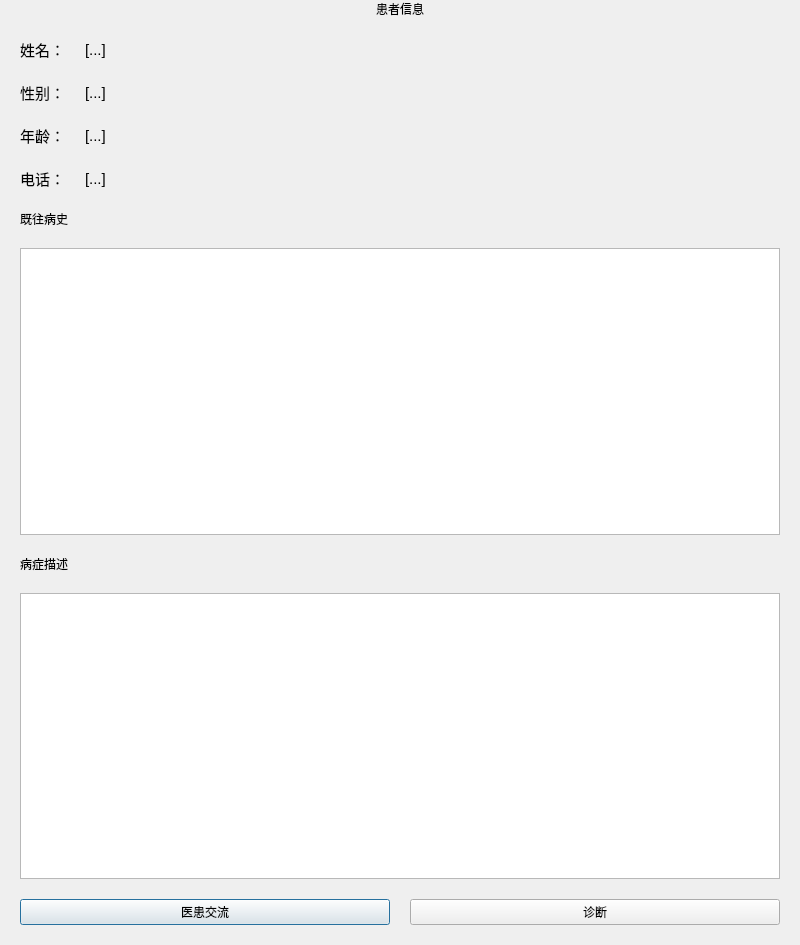
Above: client/doctor/patientinfo.ui from laonuo2004/cpp-qt-medical-system before the change. Below: the same form after it.
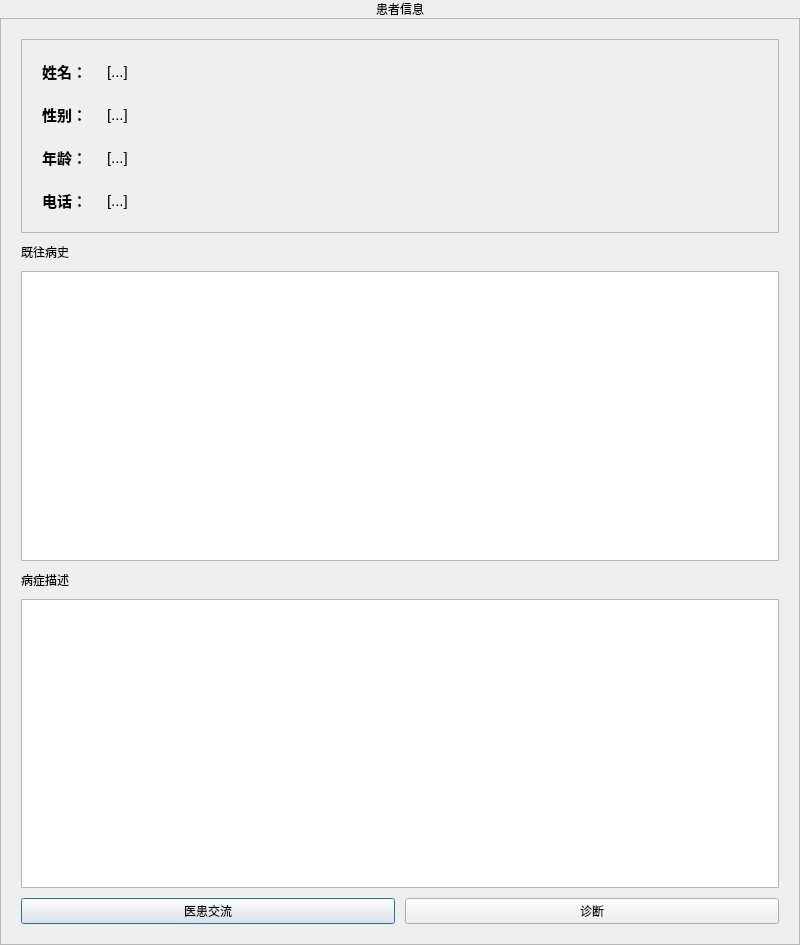
That is the form after the change. Icons and pictures are not drawn.

```diff
--- a/client/doctor/patientinfo.ui
+++ b/client/doctor/patientinfo.ui
@@ -13,24 +13,24 @@
   <property name="windowTitle">
    <string>病患详细信息</string>
   </property>
-  <layout class="QVBoxLayout" name="verticalLayout">
+  <layout class="QVBoxLayout" name="verticalLayout_2">
    <property name="spacing">
-    <number>20</number>
+    <number>0</number>
    </property>
    <property name="leftMargin">
-    <number>20</number>
+    <number>0</number>
    </property>
    <property name="topMargin">
     <number>0</number>
    </property>
    <property name="rightMargin">
-    <number>20</number>
+    <number>0</number>
    </property>
    <property name="bottomMargin">
-    <number>20</number>
+    <number>0</number>
    </property>
    <item>
-    <widget class="QLabel" name="HeaderLabel">
+    <widget class="QLabel" name="fullHeaderLabel">
      <property name="text">
       <string>患者信息</string>
      </property>
@@ -40,7 +40,56 @@
     </widget>
    </item>
    <item>
-    <layout class="QHBoxLayout" name="horizontalLayout_2">
+    <widget class="QFrame" name="frame_2">
+     <property name="frameShape">
+      <enum>QFrame::StyledPanel</enum>
+     </property>
+     <property name="frameShadow">
+      <enum>QFrame::Raised</enum>
+     </property>
+     <layout class="QVBoxLayout" name="verticalLayout">
+      <property name="spacing">
+       <number>10</number>
+      </property>
+      <property name="leftMargin">
+       <number>20</number>
+      </property>
+      <property name="topMargin">
+       <number>20</number>
+      </property>
+      <property name="rightMargin">
+       <number>20</number>
+      </property>
+      <property name="bottomMargin">
+       <number>20</number>
+      </property>
+      <item>
+       <widget class="QFrame" name="frame">
+        <property name="frameShape">
+         <enum>QFrame::StyledPanel</enum>
+        </property>
+        <property name="frameShadow">
+         <enum>QFrame::Raised</enum>
+        </property>
+        <property name="class" stdset="0">
+         <string>cardFrame</string>
+        </property>
+        <layout class="QHBoxLayout" name="horizontalLayout_3">
+         <property name="spacing">
+          <number>10</number>
+         </property>
+         <property name="leftMargin">
+          <number>20</number>
+         </property>
+         <property name="topMargin">
+          <number>20</number>
+         </property>
+         <property name="rightMargin">
+          <number>20</number>
+         </property>
+         <property name="bottomMargin">
+          <number>20</number>
+         </property>
      <item>
       <layout class="QFormLayout" name="formLayout">
        <property name="formAlignment">
@@ -69,6 +118,8 @@
          <property name="font">
           <font>
            <pointsize>11</pointsize>
+               <weight>75</weight>
+               <bold>true</bold>
           </font>
          </property>
          <property name="text">
@@ -93,6 +144,8 @@
          <property name="font">
           <font>
            <pointsize>11</pointsize>
+               <weight>75</weight>
+               <bold>true</bold>
           </font>
          </property>
          <property name="text">
@@ -117,6 +170,8 @@
          <property name="font">
           <font>
            <pointsize>11</pointsize>
+               <weight>75</weight>
+               <bold>true</bold>
           </font>
          </property>
          <property name="text">
@@ -141,6 +196,8 @@
          <property name="font">
           <font>
            <pointsize>11</pointsize>
+               <weight>75</weight>
+               <bold>true</bold>
           </font>
          </property>
          <property name="text">
@@ -179,6 +236,7 @@
       </widget>
      </item>
     </layout>
+       </widget>
    </item>
    <item>
     <widget class="QLabel" name="label_5">
@@ -217,6 +275,9 @@
       </widget>
      </item>
     </layout>
+      </item>
+     </layout>
+    </widget>
    </item>
   </layout>
  </widget>
```
Lines whose indentation alone changed are shown as unchanged.
